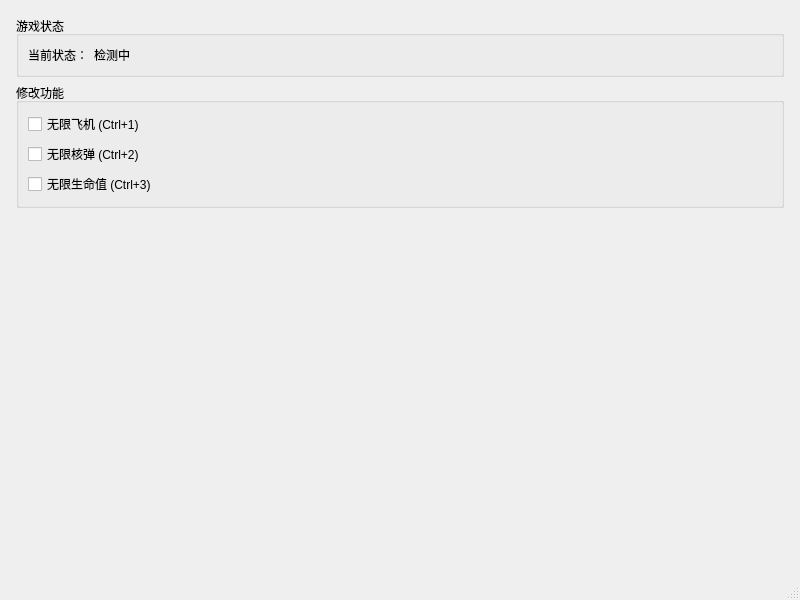
Above: mainwindow.ui from kyarurat/demon-star-trainer before the change. Below: the same form after it.
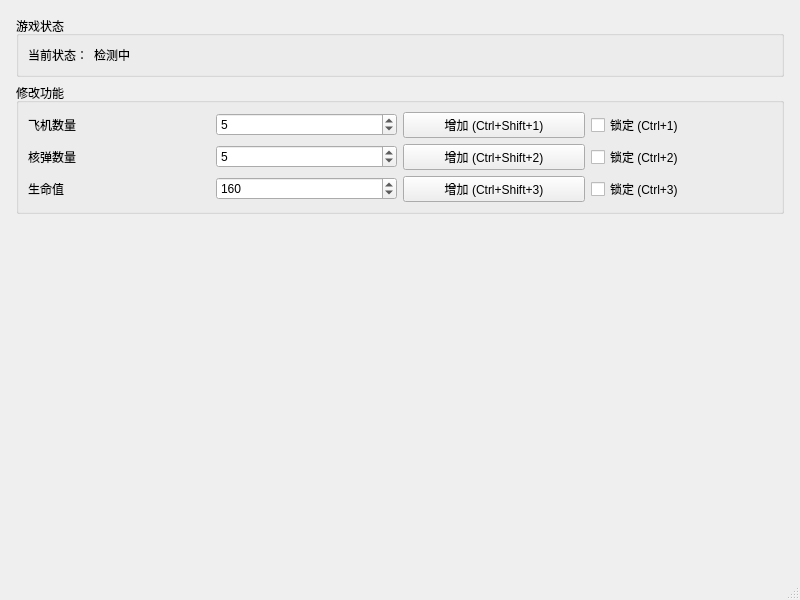
That is the form after the change.

Commit message: Add value controls and harden trainer failures

The edit to the form file:
```diff
--- a/mainwindow.ui
+++ b/mainwindow.ui
@@ -68,25 +68,106 @@
       <property name="title">
        <string>修改功能</string>
       </property>
-      <layout class="QVBoxLayout" name="cheatsLayout">
-       <item>
+      <layout class="QGridLayout" name="cheatsLayout">
+       <item row="0" column="0">
+        <widget class="QLabel" name="planesTitleLabel">
+         <property name="text">
+          <string>飞机数量</string>
+         </property>
+        </widget>
+       </item>
+       <item row="0" column="1">
+        <widget class="QSpinBox" name="planesAmountSpinBox">
+         <property name="minimum">
+          <number>1</number>
+         </property>
+         <property name="maximum">
+          <number>9999</number>
+         </property>
+         <property name="value">
+          <number>5</number>
+         </property>
+        </widget>
+       </item>
+       <item row="0" column="2">
+        <widget class="QPushButton" name="addPlanesButton">
+         <property name="text">
+          <string>增加 (Ctrl+Shift+1)</string>
+         </property>
+        </widget>
+       </item>
+       <item row="0" column="3">
         <widget class="QCheckBox" name="infinitePlanesCheckBox">
          <property name="text">
-          <string>无限飞机 (Ctrl+1)</string>
+          <string>锁定 (Ctrl+1)</string>
          </property>
         </widget>
        </item>
-       <item>
+       <item row="1" column="0">
+        <widget class="QLabel" name="nukesTitleLabel">
+         <property name="text">
+          <string>核弹数量</string>
+         </property>
+        </widget>
+       </item>
+       <item row="1" column="1">
+        <widget class="QSpinBox" name="nukesAmountSpinBox">
+         <property name="minimum">
+          <number>1</number>
+         </property>
+         <property name="maximum">
+          <number>9999</number>
+         </property>
+         <property name="value">
+          <number>5</number>
+         </property>
+        </widget>
+       </item>
+       <item row="1" column="2">
+        <widget class="QPushButton" name="addNukesButton">
+         <property name="text">
+          <string>增加 (Ctrl+Shift+2)</string>
+         </property>
+        </widget>
+       </item>
+       <item row="1" column="3">
         <widget class="QCheckBox" name="infiniteNukesCheckBox">
          <property name="text">
-          <string>无限核弹 (Ctrl+2)</string>
+          <string>锁定 (Ctrl+2)</string>
          </property>
         </widget>
        </item>
-       <item>
+       <item row="2" column="0">
+        <widget class="QLabel" name="healthTitleLabel">
+         <property name="text">
+          <string>生命值</string>
+         </property>
+        </widget>
+       </item>
+       <item row="2" column="1">
+        <widget class="QSpinBox" name="healthAmountSpinBox">
+         <property name="minimum">
+          <number>1</number>
+         </property>
+         <property name="maximum">
+          <number>9999</number>
+         </property>
+         <property name="value">
+          <number>160</number>
+         </property>
+        </widget>
+       </item>
+       <item row="2" column="2">
+        <widget class="QPushButton" name="addHealthButton">
+         <property name="text">
+          <string>增加 (Ctrl+Shift+3)</string>
+         </property>
+        </widget>
+       </item>
+       <item row="2" column="3">
         <widget class="QCheckBox" name="infiniteHealthCheckBox">
          <property name="text">
-          <string>无限生命值 (Ctrl+3)</string>
+          <string>锁定 (Ctrl+3)</string>
          </property>
         </widget>
        </item>
```
The commit also changes 8 other files.
